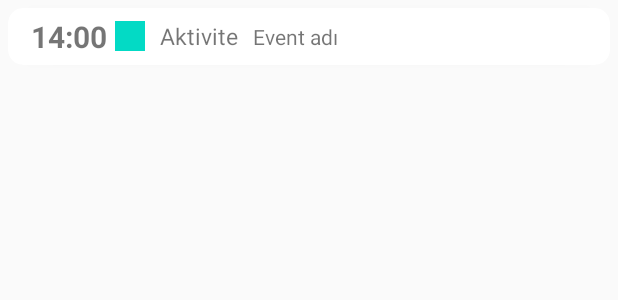
After one commit to 14narmu/EasyCalendar-events-reminders, an Android app: the layout daily_event_card.xml on its own in the app's theme, with its tools: preview values and no code run, on a phone screen of 412 x 824 dp. The commit adds this screen. Shown: the top 300 px of the screen. Run offline under Robolectric (Android 15) with nearby library versions, the phone set to English and light mode, and no system bars.

Commit message:
added ListView

```diff
--- a/app/src/main/java/com/example/easycalendar/MyEvent.java
+++ b/app/src/main/java/com/example/easycalendar/MyEvent.java
@@ -23,7 +23,9 @@ public class MyEvent {
     private String notes;
     private int index_recurrance;
     private Location eventLocation;
-
+    public MyEvent(LocalDate startDate){
+        this.startDate = startDate;
+    }
     public MyEvent(String eventName, int index_category, int color, Time startTime, Time endTime,
                    LocalDate startDate, LocalDate endDate, int index_notification, String notes, int index_recurrance) {
         this.eventName = eventName;
--- a/app/src/main/java/com/example/easycalendar/UpComingEventsList.java
+++ b/app/src/main/java/com/example/easycalendar/UpComingEventsList.java
@@ -38,7 +38,7 @@ private RecyclerView recyclerView_UpcomingEvents;
         recyclerView_UpcomingEvents.setLayoutManager(layoutManager);
 
         events = new ArrayList<>();
-        fillRecyclerView(); //dynamically fills view for debugging
+        fillEvents(events); //dynamically fills view for debugging
 
         Collections.sort(events, new Comparator<MyEvent>() {
             @Override
@@ -55,7 +55,7 @@ private RecyclerView recyclerView_UpcomingEvents;
 
     }
 
-    private void fillRecyclerView() {
+    public static void fillEvents (ArrayList<MyEvent> events){
         //debugging purpose
         Time t = new Time(12,50);
         events.add(new MyEvent(t,1,"Deneme1",  LocalDate.of(2020,10,10)));
--- a/app/src/main/res/layout/activity_main.xml
+++ b/app/src/main/res/layout/activity_main.xml
@@ -100,6 +100,7 @@
                 android:layout_height="wrap_content"
                 android:text="Etkinlik ekle"/>
             <ListView
+                android:id="@+id/dailyEventList"
                 android:layout_width="match_parent"
                 android:layout_height="match_parent">
             </ListView>
--- /dev/null
+++ b/app/src/main/res/layout/daily_event_card.xml
@@ -0,0 +1,54 @@
+<?xml version="1.0" encoding="utf-8"?>
+<androidx.cardview.widget.CardView
+    xmlns:android="http://schemas.android.com/apk/res/android"
+    android:layout_width="match_parent"
+    android:layout_height="wrap_content"
+    xmlns:app="http://schemas.android.com/apk/res-auto"
+    android:layout_margin="5dp"
+    app:cardCornerRadius="10dp">
+
+    <LinearLayout
+
+        android:orientation="horizontal"
+        android:layout_width="match_parent"
+        android:layout_height="match_parent"
+        android:padding="5dp">
+
+        <TextView
+            android:id="@+id/daily_event_card_strtTime"
+            android:layout_marginLeft="10dp"
+            android:textSize="20sp"
+            android:textStyle="bold"
+            android:layout_gravity="center"
+            android:layout_width="wrap_content"
+            android:layout_height="wrap_content"
+            android:text="14:00"/>
+        <ImageView
+            android:layout_marginLeft="5dp"
+            android:layout_gravity="center"
+            android:id="@+id/daily_event_card_color"
+            android:background="@color/colorAccent"
+            android:layout_width="20dp"
+            android:layout_height="20dp">
+        </ImageView>
+
+        <TextView
+            android:id="@+id/daily_event_card_category"
+            android:layout_marginLeft="10dp"
+            android:textSize="15sp"
+            android:layout_gravity="center"
+            android:layout_width="wrap_content"
+            android:layout_height="wrap_content"
+            android:text="Aktivite"/>
+        <TextView
+            android:id="@+id/daily_event_card_eventName"
+            android:layout_gravity="center"
+            android:layout_marginLeft="10dp"
+            android:layout_width="wrap_content"
+            android:layout_height="wrap_content"
+            android:text="Event adı"/>
+
+
+    </LinearLayout>
+
+</androidx.cardview.widget.CardView>
```
Also changed, not shown: app/src/main/java/com/example/easycalendar/DailyEventAdapter.java (added, +55 -0 lines), app/src/main/java/com/example/easycalendar/EventDecorator.java (+19 -4 lines), app/src/main/java/com/example/easycalendar/MainActivity.java (+51 -26 lines), app/src/main/res/drawable/circle2.xml (added, +14 -0 lines), app/src/main/res/drawable/circle3.xml (added, +10 -0 lines).
